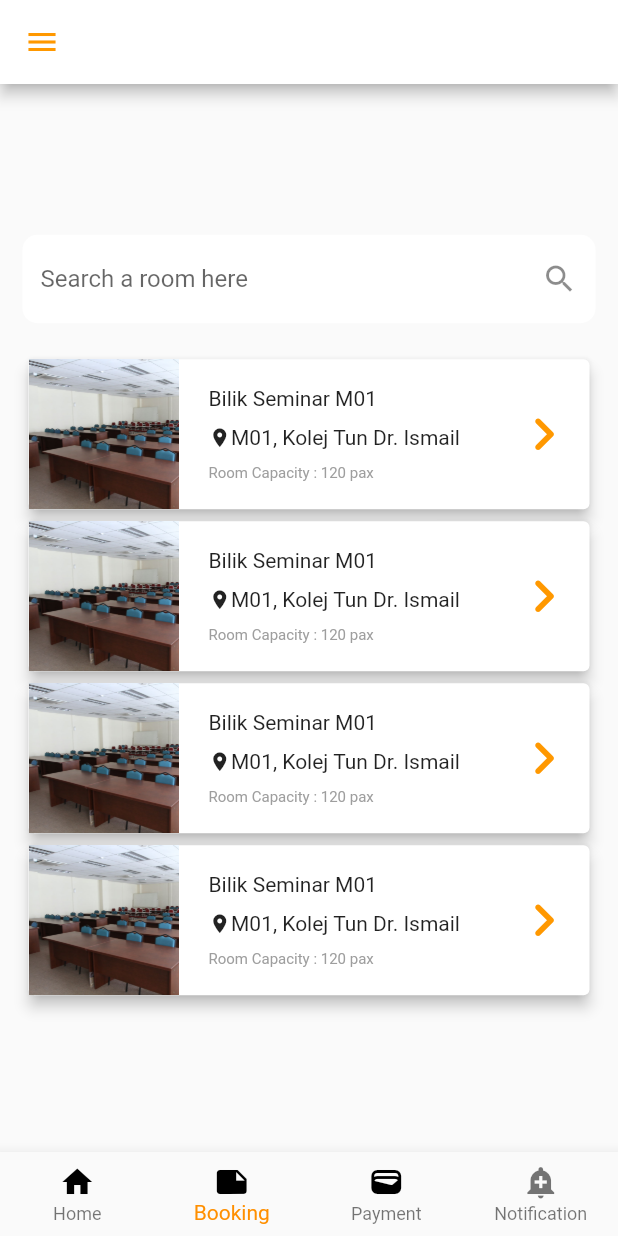
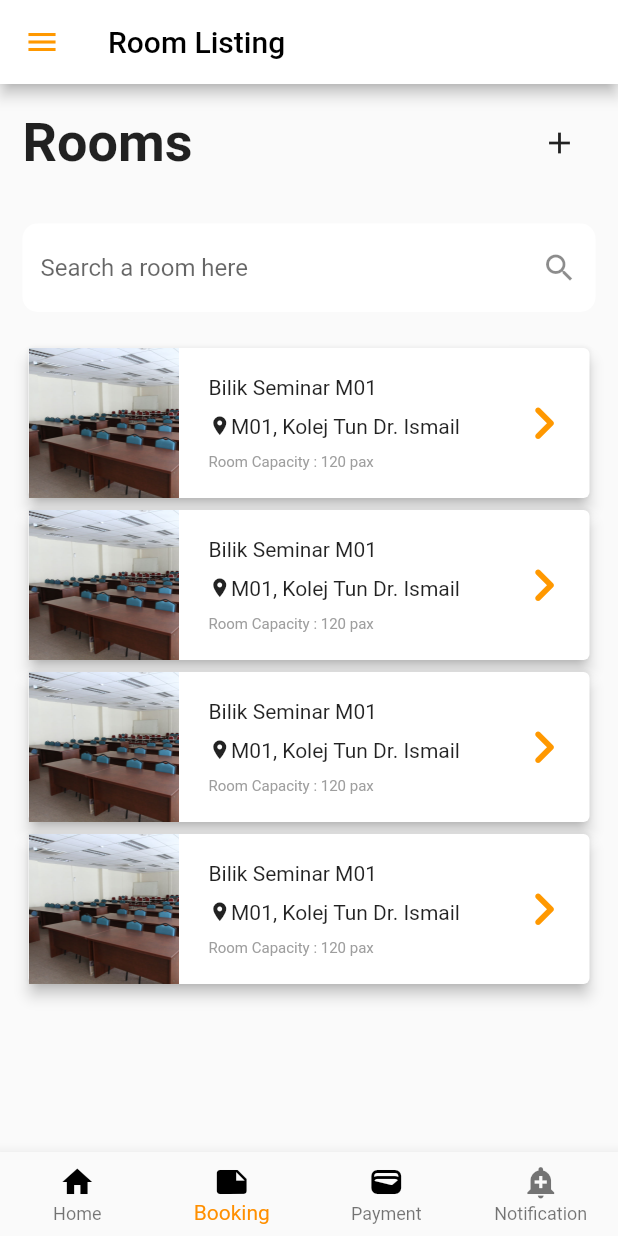
Before and after one commit to jakmup/excelsius-room-booking-system, a Flutter app: the ManagerScreen screen opened directly, on a phone screen of 412 x 824 dp. Run offline on Flutter 3.47's test engine with Material 2 defaults, Android fonts, the light colour scheme and no system bars; our stand-ins replace firebase_auth, firebase_core, firebase_database, flutter_svg, image_picker; missing offline and left inert: textfield_tags; accounts and stored records are empty.

Commit message:
Link to add room

```diff
--- a/lib/admin_manage.dart
+++ b/lib/admin_manage.dart
@@ -2,6 +2,7 @@ import 'dart:ui';
 
 import 'package:flutter/material.dart';
 import 'package:firebase_auth/firebase_auth.dart';
+import 'package:room_booking_system/add_room.dart';
 import 'package:room_booking_system/admin_manage_details.dart';
 import 'package:room_booking_system/reusable_widgets/reusable_widget.dart';
 import 'package:room_booking_system/start_apps.dart';
@@ -24,8 +25,14 @@ class _ManagerScreenState extends State<ManagerScreen> {
   Widget build(BuildContext context) {
     return Scaffold(
       appBar: AppBar(
+          title: const Text(
+            'Room Listing',
+            style: TextStyle(
+              color: Colors.black,
+            ),
+          ),
           backgroundColor: Colors.white,
-          iconTheme: IconThemeData(color: Colors.orange)),
+          iconTheme: const IconThemeData(color: Colors.orange)),
       drawer: Drawer(
         child: ListView(
           // Important: Remove any padding from the ListView.
@@ -65,7 +72,33 @@ class _ManagerScreenState extends State<ManagerScreen> {
           ],
         ),
       ),
-      body: Center(
+      body: Column(
+        children: <Widget>[
+          Padding(
+            padding: const EdgeInsets.all(15.0),
+            child: Row(
+              mainAxisAlignment: MainAxisAlignment.spaceBetween,
+              children: [
+                Text(
+                  'Rooms',
+                  style: TextStyle(
+                    fontSize: 36,
+                    fontWeight: FontWeight.bold,
+                  ),
+                ),
+                IconButton(
+                  icon: Icon(Icons.add),
+                  onPressed: () {
+                    Navigator.push(
+                      context,
+                      MaterialPageRoute(builder: (context) => const AddRoom()),
+                    );
+                  },
+                ),
+              ],
+            ),
+          ),
+          Expanded(
             child: ListView(
               shrinkWrap: true,
               padding: const EdgeInsets.all(15.0),
@@ -77,10 +110,12 @@ class _ManagerScreenState extends State<ManagerScreen> {
                     fillColor: Colors.white,
                     border: OutlineInputBorder(
                       borderRadius: BorderRadius.circular(10.0),
-                      borderSide: BorderSide.none),
+                      borderSide: BorderSide.none,
+                    ),
                     hintText: "Search a room here",
                     suffixIcon: Icon(Icons.search),
-                )),
+                  ),
+                ),
                 SizedBox(height: 20),
                 _buildCard(context),
                 _buildCard(context),
@@ -88,6 +123,8 @@ class _ManagerScreenState extends State<ManagerScreen> {
                 _buildCard(context),
               ],
             ),
+          ),
+        ],
       ),
       bottomNavigationBar: buildBottomNavigationBar(),
     );
--- a/lib/main.dart
+++ b/lib/main.dart
@@ -36,7 +36,7 @@ class MyApp extends StatelessWidget {
         // is not restarted.
         primarySwatch: Colors.blue,
       ),
-      home: const Start(),
+      home: const ManagerScreen(),
     );
   }
 }
```
Also changed, not shown: pubspec.lock. Lines whose indentation alone changed are shown as unchanged.
